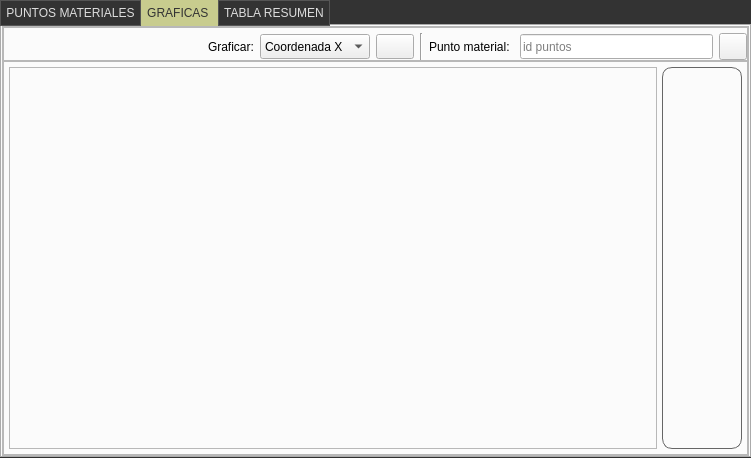
Before: the Qt Designer form UI/frame_result.ui in edwinar13/MPM-UN, drawn with Qt 5.
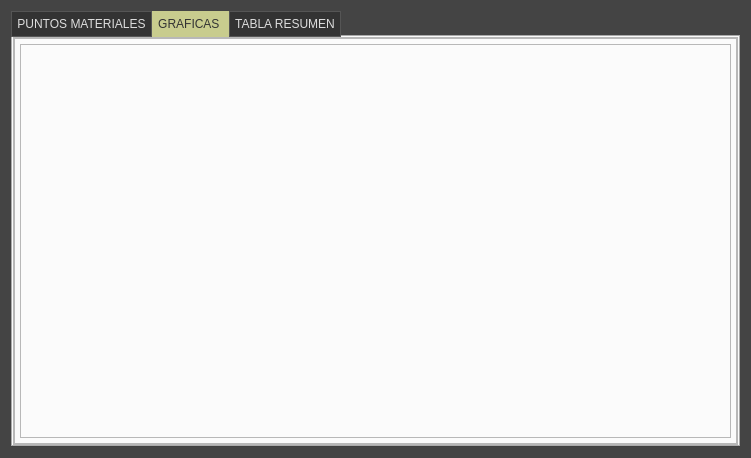
After: the same form once the commit is applied. The open tabs and pages were chosen to show the change. Icons and pictures are not drawn.

```diff
--- a/UI/frame_result.ui
+++ b/UI/frame_result.ui
@@ -53,7 +53,7 @@
 
 
 #FormResult{
-background: #333333;
+background: #444444;
 }
 
 /*#################################################################*/
@@ -750,22 +750,9 @@
 */
 </string>
   </property>
-  <layout class="QHBoxLayout" name="horizontalLayout_5">
-   <property name="spacing">
-    <number>0</number>
-   </property>
-   <property name="leftMargin">
-    <number>0</number>
-   </property>
-   <property name="topMargin">
-    <number>0</number>
-   </property>
-   <property name="rightMargin">
-    <number>0</number>
-   </property>
-   <property name="bottomMargin">
-    <number>0</number>
-   </property>
+  <layout class="QVBoxLayout" name="verticalLayout">
+   <item>
+    <layout class="QHBoxLayout" name="horizontalLayout_result">
    <item>
     <widget class="QTabWidget" name="tabWidget">
      <property name="tabPosition">
@@ -1152,227 +1139,6 @@
           <property name="bottomMargin">
            <number>0</number>
           </property>
-          <item>
-           <widget class="QFrame" name="frame_5">
-            <property name="maximumSize">
-             <size>
-              <width>16777215</width>
-              <height>35</height>
-             </size>
-            </property>
-            <property name="frameShape">
-             <enum>QFrame::StyledPanel</enum>
-            </property>
-            <property name="frameShadow">
-             <enum>QFrame::Raised</enum>
-            </property>
-            <layout class="QHBoxLayout" name="horizontalLayout_3">
-             <property name="leftMargin">
-              <number>10</number>
-             </property>
-             <property name="topMargin">
-              <number>5</number>
-             </property>
-             <property name="rightMargin">
-              <number>0</number>
-             </property>
-             <property name="bottomMargin">
-              <number>0</number>
-             </property>
-             <item>
-              <spacer name="horizontalSpacer_2">
-               <property name="orientation">
-                <enum>Qt::Horizontal</enum>
-               </property>
-               <property name="sizeHint" stdset="0">
-                <size>
-                 <width>40</width>
-                 <height>20</height>
-                </size>
-               </property>
-              </spacer>
-             </item>
-             <item>
-              <widget class="QLabel" name="label_text_char1">
-               <property name="minimumSize">
-                <size>
-                 <width>0</width>
-                 <height>0</height>
-                </size>
-               </property>
-               <property name="text">
-                <string>Graficar:</string>
-               </property>
-               <property name="QLabelStyle" stdset="0">
-                <number>3</number>
-               </property>
-              </widget>
-             </item>
-             <item>
-              <widget class="QComboBox" name="comboBox_chartTypeResult">
-               <property name="minimumSize">
-                <size>
-                 <width>0</width>
-                 <height>25</height>
-                </size>
-               </property>
-               <property name="focusPolicy">
-                <enum>Qt::WheelFocus</enum>
-               </property>
-               <property name="QComboBoxStyle" stdset="0">
-                <number>1</number>
-               </property>
-               <item>
-                <property name="text">
-                 <string>Coordenada X</string>
-                </property>
-               </item>
-               <item>
-                <property name="text">
-                 <string>Coordenada Y</string>
-                </property>
-               </item>
-               <item>
-                <property name="text">
-                 <string>sigxx</string>
-                </property>
-               </item>
-               <item>
-                <property name="text">
-                 <string>sigyy</string>
-                </property>
-               </item>
-               <item>
-                <property name="text">
-                 <string>sigxy</string>
-                </property>
-               </item>
-               <item>
-                <property name="text">
-                 <string>epsxx</string>
-                </property>
-               </item>
-               <item>
-                <property name="text">
-                 <string>epsyy</string>
-                </property>
-               </item>
-               <item>
-                <property name="text">
-                 <string>epsxy</string>
-                </property>
-               </item>
-              </widget>
-             </item>
-             <item>
-              <widget class="QToolButton" name="toolButton_chartTypeStyle">
-               <property name="minimumSize">
-                <size>
-                 <width>35</width>
-                 <height>25</height>
-                </size>
-               </property>
-               <property name="text">
-                <string/>
-               </property>
-               <property name="icon">
-                <iconset>
-                 <normaloff>../recursos/iconos/icono_result/graphics.svg</normaloff>../recursos/iconos/icono_result/graphics.svg</iconset>
-               </property>
-               <property name="iconSize">
-                <size>
-                 <width>30</width>
-                 <height>15</height>
-                </size>
-               </property>
-               <property name="QToolButtonStyle" stdset="0">
-                <number>0</number>
-               </property>
-              </widget>
-             </item>
-             <item>
-              <widget class="Line" name="line">
-               <property name="orientation">
-                <enum>Qt::Vertical</enum>
-               </property>
-              </widget>
-             </item>
-             <item>
-              <widget class="QLabel" name="label_text_chart2">
-               <property name="minimumSize">
-                <size>
-                 <width>85</width>
-                 <height>0</height>
-                </size>
-               </property>
-               <property name="maximumSize">
-                <size>
-                 <width>85</width>
-                 <height>16777215</height>
-                </size>
-               </property>
-               <property name="text">
-                <string>Punto material:</string>
-               </property>
-               <property name="QLabelStyle" stdset="0">
-                <number>3</number>
-               </property>
-              </widget>
-             </item>
-             <item>
-              <widget class="QLineEdit" name="lineEdit_chartPointName">
-               <property name="minimumSize">
-                <size>
-                 <width>0</width>
-                 <height>25</height>
-                </size>
-               </property>
-               <property name="maximumSize">
-                <size>
-                 <width>200</width>
-                 <height>16777215</height>
-                </size>
-               </property>
-               <property name="toolTip">
-                <string>&lt;html&gt;&lt;head/&gt;&lt;body&gt;&lt;p&gt;&lt;span style=&quot; font-size:10pt; font-style:italic;&quot;&gt;Puede buscar por id como 1 o 2 o 3 etc. O por conjuntos separados por coma, por ejemplo 1,2,3…&lt;/span&gt;&lt;/p&gt;&lt;/body&gt;&lt;/html&gt;</string>
-               </property>
-               <property name="text">
-                <string/>
-               </property>
-               <property name="placeholderText">
-                <string>id puntos</string>
-               </property>
-               <property name="QLineEditStyle" stdset="0">
-                <number>1</number>
-               </property>
-              </widget>
-             </item>
-             <item>
-              <widget class="QToolButton" name="toolButton_chartAddPoint">
-               <property name="text">
-                <string/>
-               </property>
-               <property name="icon">
-                <iconset>
-                 <normaloff>../recursos/iconos/icono_result/add.svg</normaloff>../recursos/iconos/icono_result/add.svg</iconset>
-               </property>
-               <property name="iconSize">
-                <size>
-                 <width>20</width>
-                 <height>20</height>
-                </size>
-               </property>
-               <property name="arrowType">
-                <enum>Qt::NoArrow</enum>
-               </property>
-               <property name="QToolButtonStyle" stdset="0">
-                <number>1</number>
-               </property>
-              </widget>
-             </item>
-            </layout>
-           </widget>
-          </item>
           <item>
            <widget class="QFrame" name="frame_6">
             <property name="frameShape">
@@ -1408,7 +1174,7 @@
                <property name="QFrameStyle" stdset="0">
                 <number>2</number>
                </property>
-               <layout class="QHBoxLayout" name="horizontalLayout_4">
+                 <layout class="QHBoxLayout" name="horizontalLayout_5">
                 <property name="spacing">
                  <number>0</number>
                 </property>
@@ -1434,84 +1200,6 @@
                </layout>
               </widget>
              </item>
-             <item>
-              <widget class="QScrollArea" name="scrollArea">
-               <property name="maximumSize">
-                <size>
-                 <width>80</width>
-                 <height>16777215</height>
-                </size>
-               </property>
-               <property name="verticalScrollBarPolicy">
-                <enum>Qt::ScrollBarAlwaysOff</enum>
-               </property>
-               <property name="horizontalScrollBarPolicy">
-                <enum>Qt::ScrollBarAlwaysOff</enum>
-               </property>
-               <property name="widgetResizable">
-                <bool>true</bool>
-               </property>
-               <widget class="QWidget" name="scrollAreaWidgetContents">
-                <property name="geometry">
-                 <rect>
-                  <x>0</x>
-                  <y>0</y>
-                  <width>78</width>
-                  <height>382</height>
-                 </rect>
-                </property>
-                <property name="maximumSize">
-                 <size>
-                  <width>16777215</width>
-                  <height>16777215</height>
-                 </size>
-                </property>
-                <layout class="QHBoxLayout" name="horizontalLayout_6">
-                 <property name="spacing">
-                  <number>0</number>
-                 </property>
-                 <property name="leftMargin">
-                  <number>0</number>
-                 </property>
-                 <property name="topMargin">
-                  <number>0</number>
-                 </property>
-                 <property name="rightMargin">
-                  <number>0</number>
-                 </property>
-                 <property name="bottomMargin">
-                  <number>0</number>
-                 </property>
-                 <item>
-                  <layout class="QVBoxLayout" name="verticalLayout_containerCardPoint">
-                   <property name="spacing">
-                    <number>2</number>
-                   </property>
-                   <property name="topMargin">
-                    <number>5</number>
-                   </property>
-                   <property name="bottomMargin">
-                    <number>5</number>
-                   </property>
-                   <item>
-                    <spacer name="verticalSpacer">
-                     <property name="orientation">
-                      <enum>Qt::Vertical</enum>
-                     </property>
-                     <property name="sizeHint" stdset="0">
-                      <size>
-                       <width>20</width>
-                       <height>40</height>
-                      </size>
-                     </property>
-                    </spacer>
-                   </item>
-                  </layout>
-                 </item>
-                </layout>
-               </widget>
-              </widget>
-             </item>
             </layout>
            </widget>
           </item>
@@ -1704,6 +1392,8 @@
       </layout>
      </widget>
     </widget>
+     </item>
+    </layout>
    </item>
   </layout>
  </widget>
```
Left out of the diff: 248 changed lines with no effect on the pictures. Lines whose indentation alone changed are shown as unchanged.
